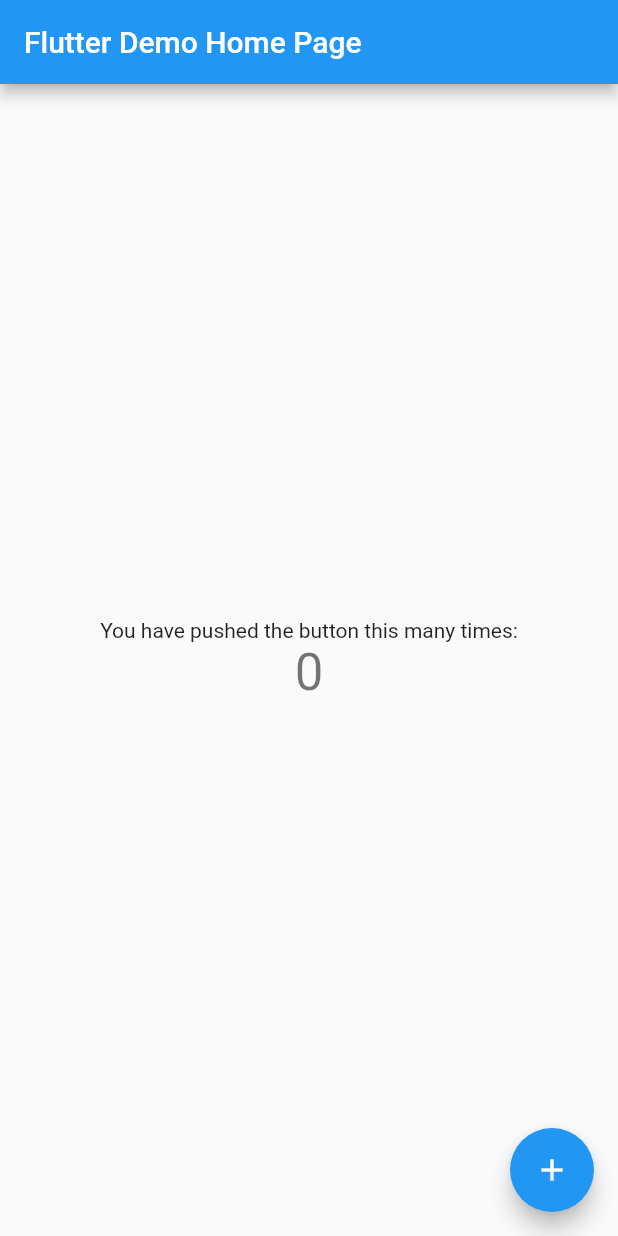
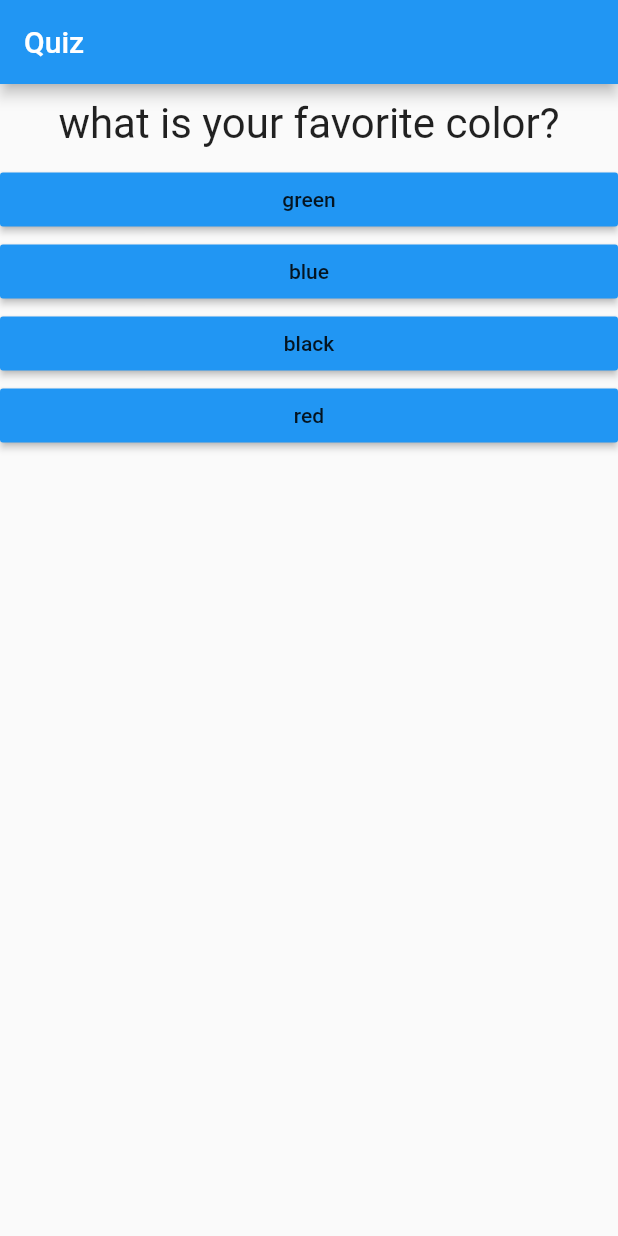
Before and after one commit to aclaudiojj/quiz, a Flutter app: the screen it shows after launch, on a phone screen of 412 x 824 dp. Run offline on Flutter 3.47's test engine with Material 2 defaults, Android fonts, the phone set to English and light mode, and no system bars.

Commit message:
finishing quiz app & assignment

```diff
--- /dev/null
+++ b/lib/answer.dart
@@ -0,0 +1,20 @@
+import 'package:flutter/material.dart';
+
+class Answer extends StatelessWidget {
+  final String _question;
+  final Function _callback;
+
+  Answer(this._question, this._callback);
+
+  @override
+  Widget build(BuildContext context) {
+    return Container(
+      width: double.infinity,
+      child: RaisedButton(
+        color: Colors.blue,
+        child: Text(this._question),
+        onPressed: this._callback,
+      ),
+    );
+  }
+}
--- /dev/null
+++ b/lib/assignment/assignment.dart
@@ -0,0 +1,35 @@
+import 'package:flutter/material.dart';
+import 'package:quiz/assignment/body_text.dart';
+import 'package:quiz/assignment/text_changer.dart';
+
+class Assignment extends StatefulWidget {
+  @override
+  _AssignmentState createState() => _AssignmentState();
+}
+
+class _AssignmentState extends State<Assignment> {
+  String textToChange = 'hello, sistra!!';
+
+  void changeText() {
+    setState(() {
+      this.textToChange = 'q?';
+    });
+  }
+
+  @override
+  Widget build(BuildContext context) {
+    return MaterialApp(
+      home: Scaffold(
+        appBar: AppBar(
+          title: Text('ASIGNMENT'),
+        ),
+        body: Column(
+          children: <Widget>[
+            BodyText(this.textToChange),
+            TextChanger(this.changeText),
+          ],
+        ),
+      ),
+    );
+  }
+}
--- a/lib/main.dart
+++ b/lib/main.dart
@@ -1,111 +1,6 @@
 import 'package:flutter/material.dart';
+import 'package:quiz/my_app.dart';
+// import 'assignment/assignment.dart';
 
+// void main() => runApp(Assignment());
 void main() => runApp(MyApp());
-
-class MyApp extends StatelessWidget {
-  // This widget is the root of your application.
-  @override
-  Widget build(BuildContext context) {
-    return MaterialApp(
-      title: 'Flutter Demo',
-      theme: ThemeData(
-        // This is the theme of your application.
-        //
-        // Try running your application with "flutter run". You'll see the
-        // application has a blue toolbar. Then, without quitting the app, try
-        // changing the primarySwatch below to Colors.green and then invoke
-        // "hot reload" (press "r" in the console where you ran "flutter run",
-        // or simply save your changes to "hot reload" in a Flutter IDE).
-        // Notice that the counter didn't reset back to zero; the application
-        // is not restarted.
-        primarySwatch: Colors.blue,
-      ),
-      home: MyHomePage(title: 'Flutter Demo Home Page'),
-    );
-  }
-}
-
-class MyHomePage extends StatefulWidget {
-  MyHomePage({Key key, this.title}) : super(key: key);
-
-  // This widget is the home page of your application. It is stateful, meaning
-  // that it has a State object (defined below) that contains fields that affect
-  // how it looks.
-
-  // This class is the configuration for the state. It holds the values (in this
-  // case the title) provided by the parent (in this case the App widget) and
-  // used by the build method of the State. Fields in a Widget subclass are
-  // always marked "final".
-
-  final String title;
-
-  @override
-  _MyHomePageState createState() => _MyHomePageState();
-}
-
-class _MyHomePageState extends State<MyHomePage> {
-  int _counter = 0;
-
-  void _incrementCounter() {
-    setState(() {
-      // This call to setState tells the Flutter framework that something has
-      // changed in this State, which causes it to rerun the build method below
-      // so that the display can reflect the updated values. If we changed
-      // _counter without calling setState(), then the build method would not be
-      // called again, and so nothing would appear to happen.
-      _counter++;
-    });
-  }
-
-  @override
-  Widget build(BuildContext context) {
-    // This method is rerun every time setState is called, for instance as done
-    // by the _incrementCounter method above.
-    //
-    // The Flutter framework has been optimized to make rerunning build methods
-    // fast, so that you can just rebuild anything that needs updating rather
-    // than having to individually change instances of widgets.
-    return Scaffold(
-      appBar: AppBar(
-        // Here we take the value from the MyHomePage object that was created by
-        // the App.build method, and use it to set our appbar title.
-        title: Text(widget.title),
-      ),
-      body: Center(
-        // Center is a layout widget. It takes a single child and positions it
-        // in the middle of the parent.
-        child: Column(
-          // Column is also layout widget. It takes a list of children and
-          // arranges them vertically. By default, it sizes itself to fit its
-          // children horizontally, and tries to be as tall as its parent.
-          //
-          // Invoke "debug painting" (press "p" in the console, choose the
-          // "Toggle Debug Paint" action from the Flutter Inspector in Android
-          // Studio, or the "Toggle Debug Paint" command in Visual Studio Code)
-          // to see the wireframe for each widget.
-          //
-          // Column has various properties to control how it sizes itself and
-          // how it positions its children. Here we use mainAxisAlignment to
-          // center the children vertically; the main axis here is the vertical
-          // axis because Columns are vertical (the cross axis would be
-          // horizontal).
-          mainAxisAlignment: MainAxisAlignment.center,
-          children: <Widget>[
-            Text(
-              'You have pushed the button this many times:',
-            ),
-            Text(
-              '$_counter',
-              style: Theme.of(context).textTheme.display1,
-            ),
-          ],
-        ),
-      ),
-      floatingActionButton: FloatingActionButton(
-        onPressed: _incrementCounter,
-        tooltip: 'Increment',
-        child: Icon(Icons.add),
-      ), // This trailing comma makes auto-formatting nicer for build methods.
-    );
-  }
-}
--- /dev/null
+++ b/lib/my_app.dart
@@ -0,0 +1,119 @@
+import 'package:flutter/material.dart';
+import 'package:quiz/quiz.dart';
+import 'package:quiz/result.dart';
+
+class MyApp extends StatefulWidget {
+  @override
+  _MyAppState createState() => _MyAppState();
+}
+
+class _MyAppState extends State<MyApp> {
+  static const questions = [
+    {
+      'questionText': 'what is your favorite color?',
+      'answers': [
+        {
+          'label': 'green',
+          'score': 1,
+        },
+        {
+          'label': 'blue',
+          'score': 2,
+        },
+        {
+          'label': 'black',
+          'score': 3,
+        },
+        {
+          'label': 'red',
+          'score': 4,
+        },
+      ]
+    },
+    {
+      'questionText': 'what is your favorite animal?',
+      'answers': [
+        {
+          'label': 'rabbit',
+          'score': 1,
+        },
+        {
+          'label': 'dog',
+          'score': 2,
+        },
+        {
+          'label': 'cat',
+          'score': 3,
+        },
+      ]
+    },
+    {
+      'questionText': 'what is your favorite band?',
+      'answers': [
+        {
+          'label': 'metallica',
+          'score': 1,
+        },
+        {
+          'label': 'iron maiden',
+          'score': 2,
+        },
+        {
+          'label': 'five finger death punch',
+          'score': 3,
+        },
+        {
+          'label': 'alter bridge',
+          'score': 4,
+        },
+        {
+          'label': 'queen',
+          'score': 5,
+        },
+        {
+          'label': 'michael jackson',
+          'score': 6,
+        },
+      ]
+    },
+  ];
+
+  int _questionIndex = 0;
+  int _totalScore = 0;
+
+  bool _hasMoreQuestions() {
+    return this._questionIndex < questions.length;
+  }
+
+  void _answerQuestion(int score) {
+    this._totalScore += score;
+    // if (this._questionIndex >= questions.length - 1) {
+    //   return;
+    // }
+
+    setState(() {
+      this._questionIndex++;
+    });
+  }
+
+  void _restartQuiz() {
+    setState(() {
+      this._questionIndex = 0;
+      this._totalScore = 0;
+    });
+  }
+
+  @override
+  Widget build(BuildContext context) {
+    return MaterialApp(
+      home: Scaffold(
+        appBar: AppBar(
+          title: Text('Quiz'),
+        ),
+        body: this._hasMoreQuestions()
+            ? Quiz(questions, this._questionIndex, this._answerQuestion)
+            : Result(this._totalScore, _restartQuiz),
+      ),
+    );
+  }
+}
--- /dev/null
+++ b/lib/question.dart
@@ -0,0 +1,20 @@
+import 'package:flutter/material.dart';
+
+class Question extends StatelessWidget {
+  final String _question;
+
+  Question(this._question);
+
+  @override
+  Widget build(BuildContext context) {
+    return Container(
+      margin: EdgeInsets.all(10),
+      width: double.infinity,
+      child: Text(
+        this._question,
+        style: TextStyle(fontSize: 28),
+        textAlign: TextAlign.center,
+      ),
+    );
+  }
+}
--- /dev/null
+++ b/lib/quiz.dart
@@ -0,0 +1,27 @@
+import 'package:flutter/material.dart';
+import 'package:quiz/answer.dart';
+import 'package:quiz/question.dart';
+
+class Quiz extends StatelessWidget {
+  final List<Map<String, Object>> _questions;
+  final int _questionIndex;
+  final Function _answerQuestion;
+
+  Quiz(this._questions, this._questionIndex, this._answerQuestion);
+
+  @override
+  Widget build(BuildContext context) {
+    return Column(
+      children: <Widget>[
+        Question(this._questions[this._questionIndex]['questionText']),
+        ...(this._questions[_questionIndex]['answers']
+                as List<Map<String, Object>>)
+            .map(
+              (answer) => Answer(
+                  answer['label'], () => this._answerQuestion(answer['score'])),
+            )
+            .toList()
+      ],
+    );
+  }
+}
```
Also changed, not shown: lib/assignment/body_text.dart (added, +21 -0 lines), lib/assignment/text_changer.dart (added, +15 -0 lines), lib/result.dart (added, +35 -0 lines).
